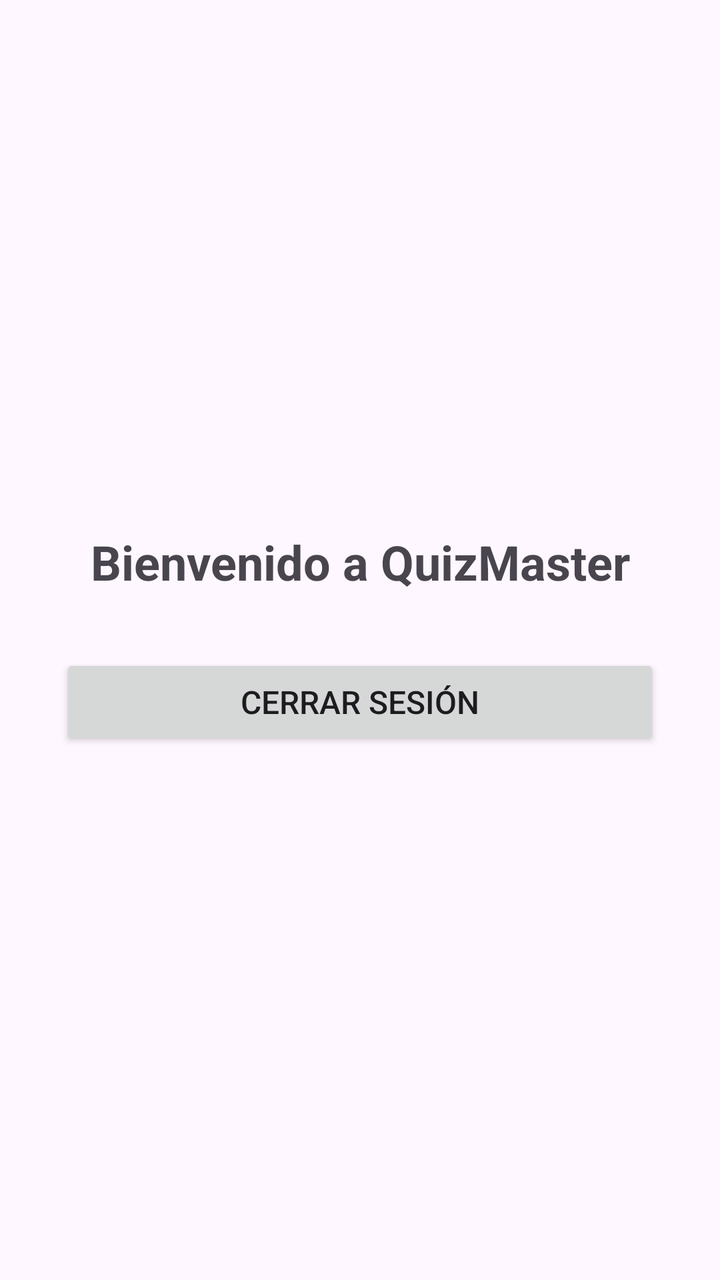
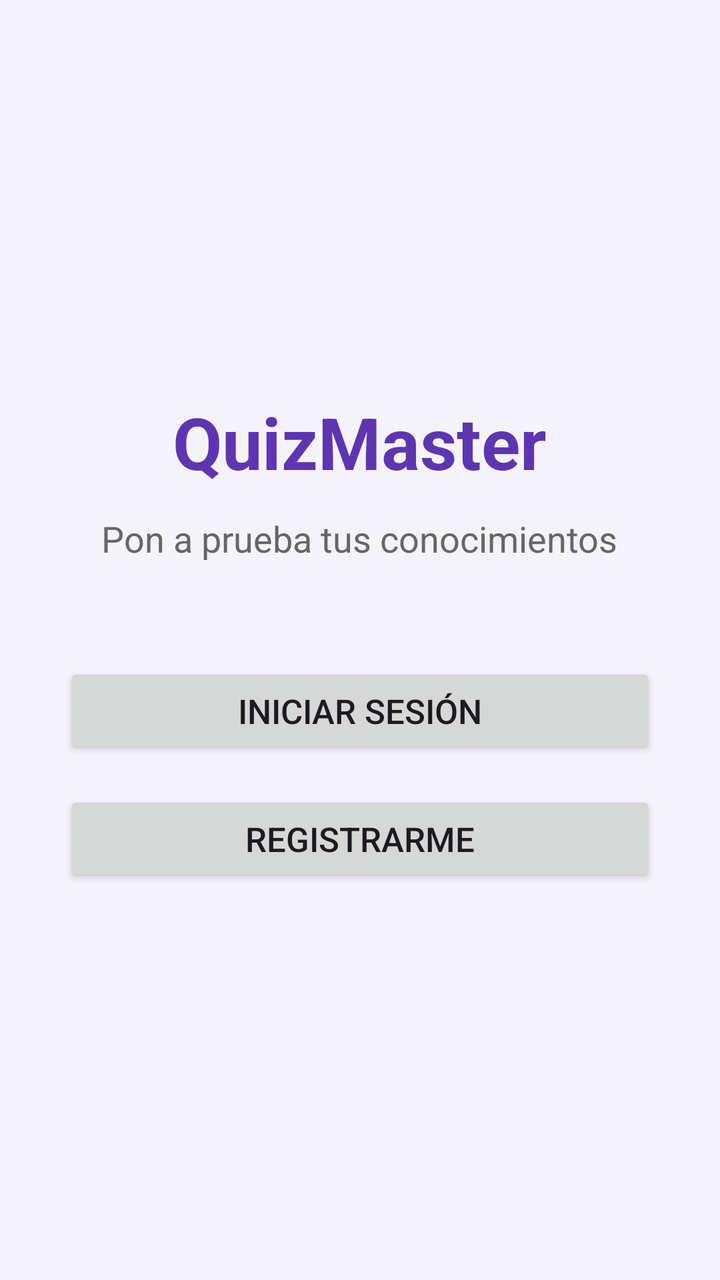

Before-and-after screenshots of an Android layout around one commit, followed by the original layout XML and the change that was made.
<!-- AndroidManifest.xml: application theme Theme.QuizMaster -->
<!-- res/layout/activity_main.xml -->
<?xml version="1.0" encoding="utf-8"?>
<LinearLayout xmlns:android="http://schemas.android.com/apk/res/android"
    android:layout_width="match_parent"
    android:layout_height="match_parent"
    android:orientation="vertical"
    android:gravity="center"
    android:padding="30dp">

    <TextView
        android:id="@+id/textoBienvenida"
        android:layout_width="match_parent"
        android:layout_height="wrap_content"
        android:text="Bienvenido a QuizMaster"
        android:textSize="24sp"
        android:textStyle="bold"
        android:gravity="center"
        android:layout_marginBottom="30dp" />

    <Button
        android:id="@+id/botonCerrarSesion"
        android:layout_width="match_parent"
        android:layout_height="wrap_content"
        android:text="Cerrar sesión"
        android:textSize="16sp" />

</LinearLayout>
<!-- resources referenced by this layout -->
<resources>
  <style name="Theme.QuizMaster" parent="Base.Theme.QuizMaster" />
  <style name="Base.Theme.QuizMaster" parent="Theme.Material3.DayNight.NoActionBar">
          
          
      </style>
</resources>

<!-- the commit's change to res/layout/activity_main.xml (unified diff, before → after) -->
@@ -4,23 +4,40 @@
     android:layout_height="match_parent"
     android:orientation="vertical"
     android:gravity="center"
-    android:padding="30dp">
+    android:padding="32dp"
+    android:background="#F5F3FA">
 
     <TextView
-        android:id="@+id/textoBienvenida"
+        android:layout_width="wrap_content"
+        android:layout_height="wrap_content"
+        android:text="QuizMaster"
+        android:textSize="36sp"
+        android:textStyle="bold"
+        android:textColor="#5E35B1"
+        android:layout_marginBottom="12dp" />
+
+    <TextView
+        android:layout_width="wrap_content"
+        android:layout_height="wrap_content"
+        android:text="Pon a prueba tus conocimientos"
+        android:textSize="18sp"
+        android:textColor="#666666"
+        android:gravity="center"
+        android:layout_marginBottom="50dp" />
+
+    <Button
+        android:id="@+id/botonIniciarSesion"
         android:layout_width="match_parent"
         android:layout_height="wrap_content"
-        android:text="Bienvenido a QuizMaster"
-        android:textSize="24sp"
-        android:textStyle="bold"
-        android:gravity="center"
-        android:layout_marginBottom="30dp" />
+        android:text="Iniciar sesión"
+        android:textSize="17sp"
+        android:layout_marginBottom="16dp" />
 
     <Button
-        android:id="@+id/botonCerrarSesion"
+        android:id="@+id/botonRegistrarme"
         android:layout_width="match_parent"
         android:layout_height="wrap_content"
-        android:text="Cerrar sesión"
-        android:textSize="16sp" />
+        android:text="Registrarme"
+        android:textSize="17sp" />
 
 </LinearLayout>
